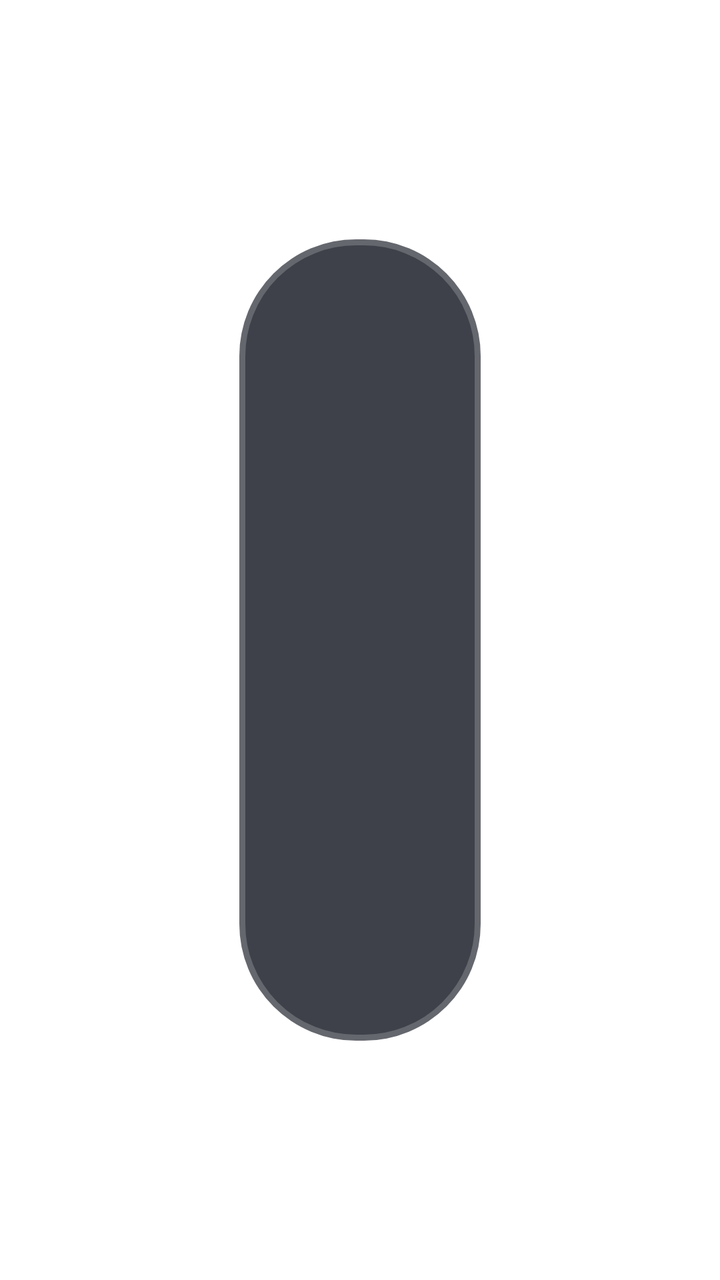
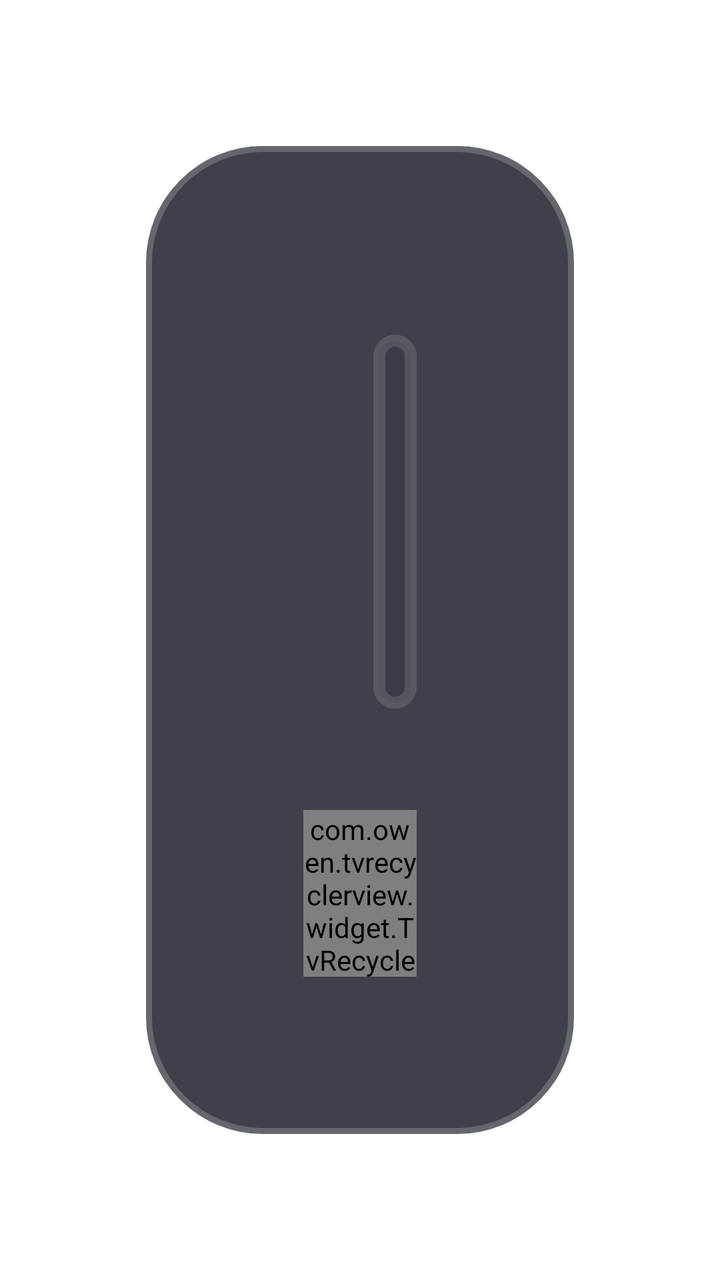

Screens rendered from an Android XML layout before and after an edit, with the pre-edit source and the edit as a unified diff.
<!-- AndroidManifest.xml: application theme AppTheme.NoActionBar -->
<!-- res/layout/dialog_search_subtitle.xml -->
<?xml version="1.0" encoding="utf-8"?>
<FrameLayout xmlns:android="http://schemas.android.com/apk/res/android"
    xmlns:app="http://schemas.android.com/apk/res-auto"
    android:layout_width="match_parent"
    android:layout_height="match_parent">

    <LinearLayout
        android:layout_width="match_parent"
        android:layout_height="match_parent"
        android:layout_gravity="center"
        android:layout_marginLeft="@dimen/vs_20"
        android:layout_marginTop="@dimen/vs_20"
        android:layout_marginRight="@dimen/vs_20"
        android:layout_marginBottom="@dimen/vs_20"
        android:background="@drawable/shape_danmu_setting_bg"
        android:orientation="vertical"
        android:padding="@dimen/vs_30">

        <LinearLayout
            android:layout_width="match_parent"
            android:layout_height="wrap_content"
            android:orientation="horizontal">

            <EditText
                android:id="@+id/input"
                android:layout_width="wrap_content"
                android:layout_height="wrap_content"
                android:layout_weight="1"
                android:background="@drawable/input_search"
                android:hint="请输入字幕名称"
                android:inputType="text"
                android:maxLines="1"
                android:minHeight="@dimen/vs_50"
                android:paddingLeft="@dimen/vs_20"
                android:paddingTop="@dimen/vs_10"
                android:paddingRight="@dimen/vs_2"
                android:paddingBottom="@dimen/vs_10"
                android:textColor="@color/dialog_text_primary"
                android:textColorHint="@color/color_6CFFFFFF"
                android:textSize="@dimen/ts_26" />

            <TextView
                android:id="@+id/inputSubmit"
                android:layout_width="wrap_content"
                android:layout_height="@dimen/vs_50"
                android:layout_gravity="center"
                android:layout_marginLeft="@dimen/vs_5"
                android:background="@drawable/button_danmu_setting"
                android:focusable="true"
                android:gravity="center"
                android:paddingLeft="@dimen/vs_10"
                android:paddingRight="@dimen/vs_10"
                android:text="搜索"
                android:textColor="@color/dialog_text_primary"
                android:textSize="@dimen/ts_22" />
        </LinearLayout>

        <ScrollView
            android:layout_width="match_parent"
            android:layout_height="0dp"
            android:layout_weight="1"
            android:layout_gravity="top|center_horizontal"
            android:focusable="false"
            android:focusableInTouchMode="false"
            android:layout_marginTop="@dimen/vs_10"
            android:scrollbars="none">

            <LinearLayout
                android:layout_width="match_parent"
                android:layout_height="wrap_content"
                android:layout_gravity="top|center_horizontal"
                android:clipChildren="false"
                android:clipToPadding="false"
                android:focusable="false"
                android:focusableInTouchMode="false"
                android:orientation="vertical">

                <com.owen.tvrecyclerview.widget.TvRecyclerView
                    android:id="@+id/mGridView"
                    android:layout_width="match_parent"
                    android:layout_height="match_parent"
                    android:clipChildren="false"
                    android:clipToPadding="false"
                    app:tv_horizontalSpacingWithMargins="@dimen/vs_5"
                    app:tv_selectedItemIsCentered="true"
                    app:tv_verticalSpacingWithMargins="@dimen/vs_5" />

            </LinearLayout>

        </ScrollView>


        <ProgressBar
            android:id="@+id/loadingBar"
            android:layout_width="@dimen/vs_50"
            android:layout_height="@dimen/vs_50"
            android:layout_gravity="center"
            android:indeterminateBehavior="repeat"
            android:indeterminateDrawable="@drawable/anim_loading"
            android:indeterminateOnly="true"
            android:visibility="gone" />

    </LinearLayout>

</FrameLayout>
<!-- resources referenced by this layout -->
<resources>
  <color name="color_6CFFFFFF">#6CFFFFFF</color>
  <color name="dialog_text_primary">#FFFFFFFF</color>
  <dimen name="ts_22">15mm</dimen>
  <dimen name="ts_26">17mm</dimen>
  <dimen name="vs_10">10mm</dimen>
  <dimen name="vs_2">2mm</dimen>
  <dimen name="vs_20">20mm</dimen>
  <dimen name="vs_30">30mm</dimen>
  <dimen name="vs_5">5mm</dimen>
  <dimen name="vs_50">50mm</dimen>
  <!-- drawable anim_loading (drawable) -->
  <?xml version="1.0" encoding="utf-8"?>
  <animated-rotate xmlns:android="http://schemas.android.com/apk/res/android"
      android:drawable="@drawable/icon_loading"
      android:pivotX="50%"
      android:pivotY="50%" />
  <!-- drawable button_danmu_setting (drawable) -->
  <?xml version="1.0" encoding="utf-8"?>
  <selector xmlns:android="http://schemas.android.com/apk/res/android">
      <item android:state_focused="true">
          <shape>
              <corners android:radius="@dimen/vs_6" />
              <solid android:color="@color/dialog_control_bg_focused" />
              <stroke
                  android:width="@dimen/vs_1"
                  android:color="@color/dialog_control_stroke_focused" />
          </shape>
      </item>
      <item>
          <shape>
              <corners android:radius="@dimen/vs_6" />
              <solid android:color="@color/dialog_control_bg" />
              <stroke
                  android:width="@dimen/vs_1"
                  android:color="@color/dialog_control_stroke" />
          </shape>
      </item>
  </selector>
  <!-- drawable input_search (drawable) -->
  <?xml version="1.0" encoding="utf-8"?>
  <shape xmlns:android="http://schemas.android.com/apk/res/android">
      <corners android:radius="10mm" />
      <stroke
          android:width="@dimen/vs_2"
          android:color="#99FFFFFF" />
  </shape>
  <!-- drawable shape_danmu_setting_bg (drawable) -->
  <?xml version="1.0" encoding="utf-8"?>
  <shape xmlns:android="http://schemas.android.com/apk/res/android">
      <corners android:radius="@dimen/vs_10" />
      <solid android:color="@color/dialog_panel_bg" />
      <stroke
          android:width="@dimen/vs_1"
          android:color="@color/dialog_panel_stroke" />
  </shape>
  <style name="AppTheme.NoActionBar" parent="AppTheme">
          <item name="android:windowActionBar">false</item>
          <item name="android:windowNoTitle">true</item>
          <item name="windowActionBar">false</item>
          <item name="android:windowFullscreen">false</item>//手机版：默认保留状态栏，全屏页面运行时再隐藏
          <item name="android:windowContentOverlay">@null</item>//是否有遮盖
          <item name="windowNoTitle">true</item>
          <item name="android:keepScreenOn">true</item>
          
          <item name="android:windowBackground">@android:color/transparent</item>
      </style>
  <!-- drawable icon_loading: png bitmap (drawable, 1375 bytes) -->
  <dimen name="vs_6">6mm</dimen>
  <color name="dialog_control_bg_focused">#CC1890FF</color>
  <dimen name="vs_1">1mm</dimen>
  <color name="dialog_control_stroke_focused">#CC02F8E1</color>
  <color name="dialog_control_bg">#80353744</color>
  <color name="dialog_control_stroke">#22FFFFFF</color>
  <color name="dialog_panel_bg">#D91D202A</color>
  <color name="dialog_panel_stroke">#33FFFFFF</color>
  <style name="AppTheme" parent="Theme.AppCompat.Light.DarkActionBar">
          
          <item name="colorPrimary">@color/color_6200EE</item>
          <item name="colorPrimaryDark">@color/color_3700B3</item>
          <item name="colorAccent">@color/color_03DAC5</item>
      </style>
  <color name="color_6200EE">#6200EE</color>
  <color name="color_3700B3">#3700B3</color>
  <color name="color_03DAC5">#03DAC5</color>
</resources>

<!-- the commit's change to res/layout/dialog_search_subtitle.xml (unified diff, before → after) -->
@@ -8,13 +8,13 @@
         android:layout_width="match_parent"
         android:layout_height="match_parent"
         android:layout_gravity="center"
-        android:layout_marginLeft="@dimen/vs_20"
-        android:layout_marginTop="@dimen/vs_20"
-        android:layout_marginRight="@dimen/vs_20"
-        android:layout_marginBottom="@dimen/vs_20"
+        android:layout_marginLeft="@dimen/vs_12"
+        android:layout_marginTop="@dimen/vs_12"
+        android:layout_marginRight="@dimen/vs_12"
+        android:layout_marginBottom="@dimen/vs_12"
         android:background="@drawable/shape_danmu_setting_bg"
         android:orientation="vertical"
-        android:padding="@dimen/vs_30">
+        android:padding="@dimen/vs_14">
 
         <LinearLayout
             android:layout_width="match_parent"
@@ -30,29 +30,29 @@
                 android:hint="请输入字幕名称"
                 android:inputType="text"
                 android:maxLines="1"
-                android:minHeight="@dimen/vs_50"
-                android:paddingLeft="@dimen/vs_20"
+                android:minHeight="@dimen/vs_32"
+                android:paddingLeft="@dimen/vs_16"
                 android:paddingTop="@dimen/vs_10"
                 android:paddingRight="@dimen/vs_2"
                 android:paddingBottom="@dimen/vs_10"
                 android:textColor="@color/dialog_text_primary"
                 android:textColorHint="@color/color_6CFFFFFF"
-                android:textSize="@dimen/ts_26" />
+                android:textSize="@dimen/ts_16" />
 
             <TextView
                 android:id="@+id/inputSubmit"
                 android:layout_width="wrap_content"
-                android:layout_height="@dimen/vs_50"
+                android:layout_height="@dimen/vs_32"
                 android:layout_gravity="center"
-                android:layout_marginLeft="@dimen/vs_5"
+                android:layout_marginLeft="@dimen/vs_6"
                 android:background="@drawable/button_danmu_setting"
                 android:focusable="true"
                 android:gravity="center"
-                android:paddingLeft="@dimen/vs_10"
-                android:paddingRight="@dimen/vs_10"
+                android:paddingLeft="@dimen/vs_12"
+                android:paddingRight="@dimen/vs_12"
                 android:text="搜索"
                 android:textColor="@color/dialog_text_primary"
-                android:textSize="@dimen/ts_22" />
+                android:textSize="@dimen/ts_16" />
         </LinearLayout>
 
         <ScrollView
@@ -62,7 +62,7 @@
             android:layout_gravity="top|center_horizontal"
             android:focusable="false"
             android:focusableInTouchMode="false"
-            android:layout_marginTop="@dimen/vs_10"
+            android:layout_marginTop="@dimen/vs_6"
             android:scrollbars="none">
 
             <LinearLayout
@@ -92,8 +92,8 @@
 
         <ProgressBar
             android:id="@+id/loadingBar"
-            android:layout_width="@dimen/vs_50"
-            android:layout_height="@dimen/vs_50"
+            android:layout_width="@dimen/vs_36"
+            android:layout_height="@dimen/vs_36"
             android:layout_gravity="center"
             android:indeterminateBehavior="repeat"
             android:indeterminateDrawable="@drawable/anim_loading"
<!-- resource entries referenced after the edit -->
@@ -2,14 +2,15 @@
 <resources>
   <color name="color_6CFFFFFF">#6CFFFFFF</color>
   <color name="dialog_text_primary">#FFFFFFFF</color>
-  <dimen name="ts_22">15mm</dimen>
-  <dimen name="ts_26">17mm</dimen>
+  <dimen name="ts_16">12mm</dimen>
   <dimen name="vs_10">10mm</dimen>
+  <dimen name="vs_12">12mm</dimen>
+  <dimen name="vs_14">14mm</dimen>
+  <dimen name="vs_16">16mm</dimen>
   <dimen name="vs_2">2mm</dimen>
-  <dimen name="vs_20">20mm</dimen>
-  <dimen name="vs_30">30mm</dimen>
+  <dimen name="vs_32">32mm</dimen>
+  <dimen name="vs_36">36mm</dimen>
   <dimen name="vs_5">5mm</dimen>
-  <dimen name="vs_50">50mm</dimen>
   <!-- drawable anim_loading (drawable) -->
   <?xml version="1.0" encoding="utf-8"?>
   <animated-rotate xmlns:android="http://schemas.android.com/apk/res/android"
